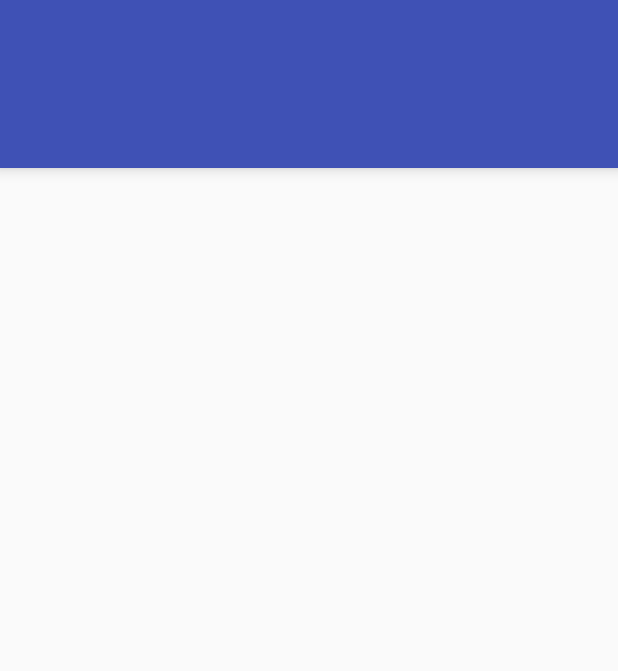
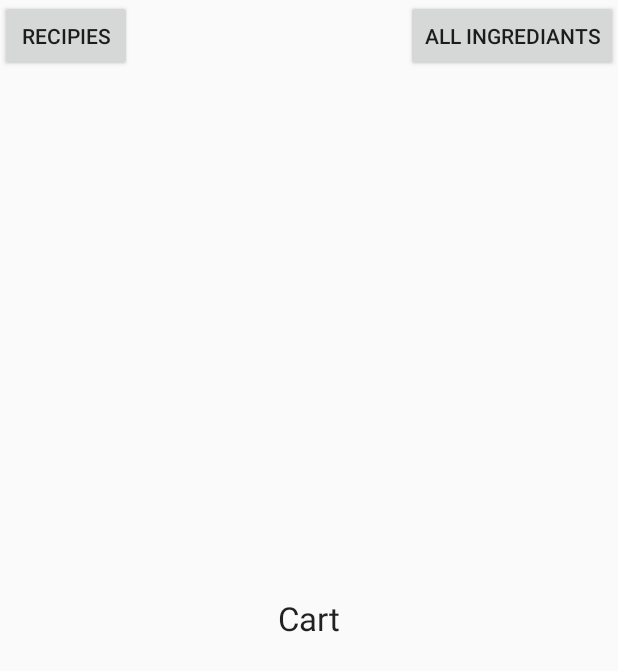
Before and after one commit to LouisLoode/android-yummytime, an Android app: the layout fragment_cart.xml on its own in the app's theme, with its tools: preview values and no code run, on a phone screen of 412 x 824 dp. Shown: the top 671 px of the screen. Run offline under Robolectric (Android 15) with nearby library versions, the phone set to English and light mode, and no system bars.

Commit message:
Empty pages

```diff
--- a/app/src/main/java/me/yummyti/yummytime/fragments/BaseFragment.java
+++ b/app/src/main/java/me/yummyti/yummytime/fragments/BaseFragment.java
@@ -8,6 +8,6 @@ public class BaseFragment extends Fragment {
 
 
     public interface FragmentNavigation {
-        public void pushFragment(Fragment fragment);
+         void pushFragment(Fragment fragment);
     }
 }
--- a/app/src/main/res/layout/fragment_cart.xml
+++ b/app/src/main/res/layout/fragment_cart.xml
@@ -1,37 +1,31 @@
-<RelativeLayout
-    android:id="@+id/main_layout"
-    xmlns:android="http://schemas.android.com/apk/res/android"
-    xmlns:app="http://schemas.android.com/apk/res-auto"
-    xmlns:tools="http://schemas.android.com/tools"
+<?xml version="1.0" encoding="utf-8"?>
+<RelativeLayout xmlns:android="http://schemas.android.com/apk/res/android"
     android:layout_width="match_parent"
     android:layout_height="match_parent"
-    tools:context=".MainActivity">
+    android:orientation="vertical">
 
-    <android.support.v7.widget.Toolbar
-        android:id="@+id/toolbar"
-        android:layout_width="match_parent"
+    <Button
+        android:layout_width="wrap_content"
         android:layout_height="wrap_content"
-        android:layout_alignParentTop="true"
-        android:background="?attr/colorPrimary"
-        android:elevation="6dp"
-        android:minHeight="?attr/actionBarSize"
-        android:theme="@style/ThemeOverlay.AppCompat.Dark.ActionBar"
-        app:popupTheme="@style/ThemeOverlay.AppCompat.Light"/>
+        android:text="@string/recipies"
+        android:id="@+id/btn_recipies"
+        android:layout_alignParentLeft="true"
+        android:layout_alignParentTop="true" />
 
-    <android.support.design.widget.TabLayout
-        android:id="@+id/tab_layout"
-        android:layout_width="match_parent"
+    <Button
+        android:layout_width="wrap_content"
         android:layout_height="wrap_content"
-        android:layout_below="@+id/toolbar"
-        android:background="?attr/colorPrimary"
-        android:elevation="6dp"
-        android:minHeight="?attr/actionBarSize"
-        android:theme="@style/ThemeOverlay.AppCompat.Dark.ActionBar"/>
+        android:text="@string/all_ingrediants"
+        android:id="@+id/btn_all_ingrediants"
+        android:layout_alignParentRight="true"
+        android:layout_alignParentTop="true" />
 
-    <android.support.v4.view.ViewPager
-        android:id="@+id/pager"
-        android:layout_width="match_parent"
-        android:layout_height="fill_parent"
-        android:layout_below="@id/tab_layout"/>
+    <TextView
+        android:id="@+id/textView2"
+        android:layout_width="wrap_content"
+        android:layout_height="wrap_content"
+        android:layout_centerInParent="true"
+        android:text="Cart"
+        android:textAppearance="?android:attr/textAppearanceLarge"/>
 
 </RelativeLayout>
--- a/app/src/main/res/values/strings.xml
+++ b/app/src/main/res/values/strings.xml
@@ -5,4 +5,6 @@
 
     <!-- TODO: Remove or change this placeholder text -->
     <string name="hello_blank_fragment">Hello blank fragment</string>
+    <string name="all_ingrediants">All Ingrediants</string>
+    <string name="recipies">Recipies</string>
 </resources>
```
Also changed, not shown: app/src/main/java/me/yummyti/yummytime/adapters/CartsPagerAdapter.java (deleted, +0 -37 lines), app/src/main/java/me/yummyti/yummytime/fragments/AllIngredientsFragment.java (deleted, +0 -17 lines), app/src/main/java/me/yummyti/yummytime/fragments/CartsFragment.java (+10 -49 lines), app/src/main/java/me/yummyti/yummytime/fragments/DiscoversFragment.java (+3 -8 lines), app/src/main/java/me/yummyti/yummytime/fragments/RecipesFragment.java (deleted, +0 -18 lines), app/src/main/java/me/yummyti/yummytime/fragments/WeeksFragment.java (+4 -9 lines), app/src/main/res/layout/fragment_all_ingredients.xml (deleted, +0 -15 lines), app/src/main/res/layout/fragment_base.xml (deleted, +0 -13 lines), app/src/main/res/layout/fragment_recipes.xml (deleted, +0 -15 lines), app/src/main/res/layout/fragment_sample.xml (deleted, +0 -13 lines).
